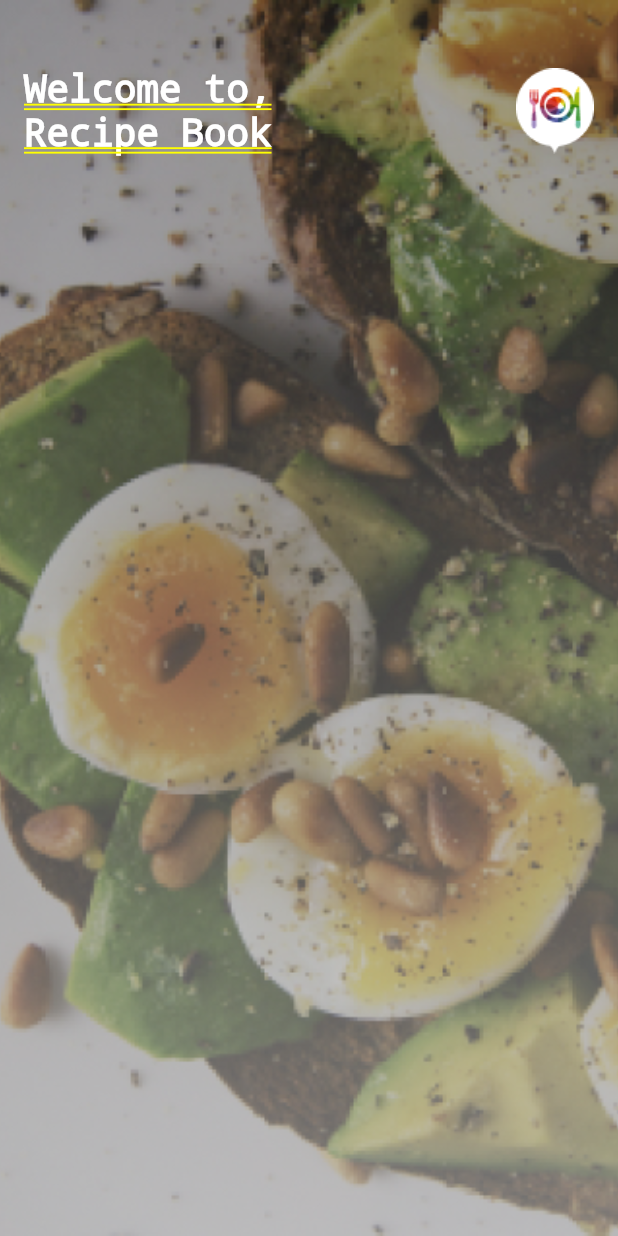
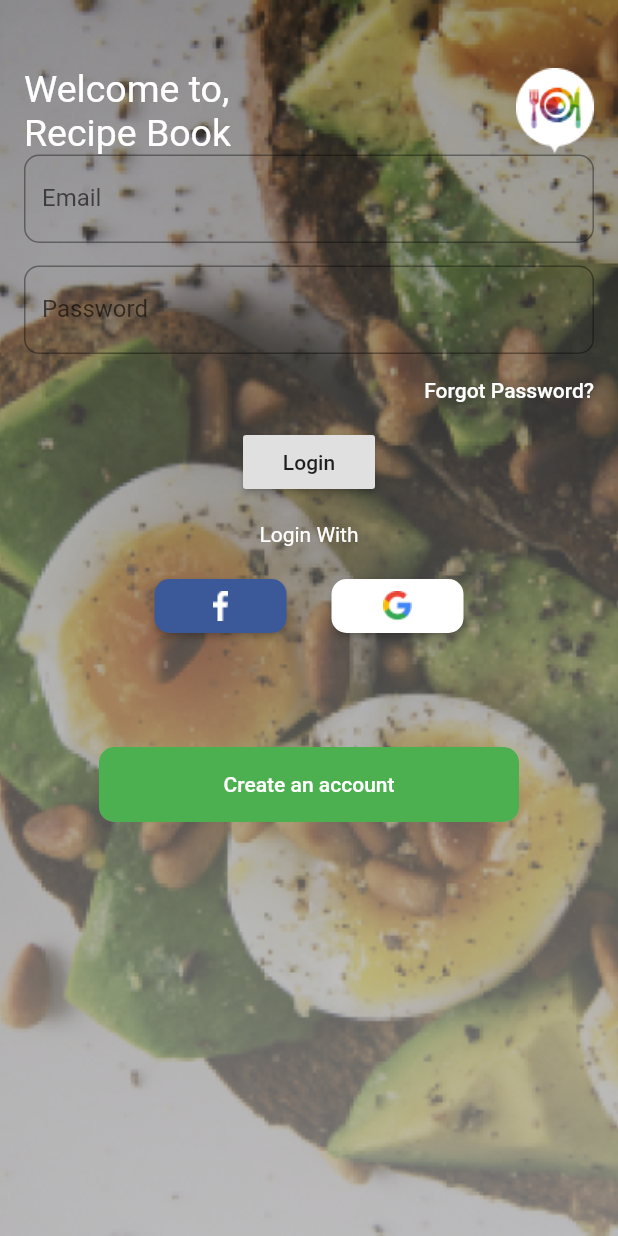
Before and after one commit to Jonyango/04-RecipeBook, a Flutter app: the screen it shows after launch, on a phone screen of 412 x 824 dp. Run offline on Flutter 3.47's test engine with Material 2 defaults, Android fonts, the phone set to English and light mode, and no system bars.

Commit message:
Finished working on the Login in Page

```diff
--- a/lib/main.dart
+++ b/lib/main.dart
@@ -4,39 +4,68 @@ void main() {
   runApp(MyApp());
 }
 
+//The trailing commas are important as they help you format your code
 // Your app should have a material app widget in order for use other components inside it.
 class MyApp extends StatelessWidget {
   @override
   Widget build(BuildContext context) {
     return MaterialApp(
       debugShowCheckedModeBanner: false,
-        home: SafeArea(
+      home: Scaffold(
+        body: SafeArea(
           child: Container(
               decoration: BoxDecoration(
                 image: DecorationImage(
                     image: AssetImage("images/background.png"),
-                  fit: BoxFit.cover)),
+                    fit: BoxFit.cover,),
+              ),
               child: Column(children: <Widget>[
                 Padding(
-          padding: const EdgeInsets.only(left:16.0,right:16.0, top:45.0),
+                  padding:
+          const EdgeInsets.only(left: 16.0, right: 16.0, top: 45.0),
                   child: Row(
                     mainAxisAlignment: MainAxisAlignment.spaceBetween,
                     mainAxisSize: MainAxisSize.min,
                     children: <Widget>[
-              Expanded(child: Text(
+          Expanded(
+            child: Text(
               'Welcome to,\nRecipe Book',
               style: TextStyle(
                   fontSize: 25.0,
                   color: Colors.white,
-                decoration: null
-              ),)),
-              Image(image: AssetImage('images/Logo.png'),)
+
+                  ),
+            ),
+          ),
+          Image(
+            image: AssetImage('images/Logo.png'),
+          ),
                     ],
                   ),
                 ),
-        // LoginForm()
-      ]),
-    )));
+                Center(
+                  child: LoginForm(),
+                ),
+                Padding(
+                  padding:  EdgeInsets.symmetric(vertical:16.0),
+                  child: Text(
+                    'Login With',
+                    style: TextStyle(
+                      color:Colors.white
+                    ),
+                  ),
+                ),
+                _socialButtons(),
+                SizedBox(
+                  height:70,
+                  ),
+                _createAccountButton(),
+
+              ],),
+            ),
+        ),
+      ),
+    );
   }
 }
 
@@ -47,32 +76,166 @@ class LoginForm extends StatefulWidget {
 
 class _State extends State<LoginForm> {
   final _formKey = GlobalKey<FormState>();
+  final focusPassword = FocusNode();
+  TextEditingController email = TextEditingController();
+  TextEditingController password = TextEditingController();
   @override
   Widget build(BuildContext context) {
     return Form(
       key: _formKey,
       child: Column(children: <Widget>[
-        _buildEmailField(),
-        _buildPasswordField(),
+        Padding(
+          padding: EdgeInsets.symmetric(horizontal: 16.0),
+          child: _buildEmailField,
+        ),
+        SizedBox(height: 15.0),
+        Padding(
+          padding: EdgeInsets.symmetric(horizontal: 16.0),
+          child: _buildPasswordField,
+        ),
+        _buildForgetPasswordButton(),
         _buildLoginButton()
       ]),
     );
   }
+
+  Widget get _buildEmailField {
+    String regex =
+        r"[a-z0-9!#$%&'*+/=?^_`{|}~-]+(?:\.[a-z0-9!#$%&'*+/=?^_`{|}~-]+)*@(?:[a-z0-9](?:[a-z0-9-]*[a-z0-9])?\.)+[a-z0-9](?:[a-z0-9-]*[a-z0-9])?";
+    return TextFormField(
+      controller: email,
+      decoration: InputDecoration(
+        labelText: "Email",
+        fillColor: Colors.white,
+        border: OutlineInputBorder(borderRadius: BorderRadius.circular(10.0)),
+      ),
+      textInputAction: TextInputAction.next,
+      onFieldSubmitted: (v) {
+        FocusScope.of(context).requestFocus(focusPassword);
+      },
+      validator: (value) {
+        if (!RegExp(regex).hasMatch(value)) {
+          return "This is not a valid email";
         }
-
-Widget _buildEmailField() {
-  return TextFormField(
-    decoration: InputDecoration(labelText: "Email"),
+        return null;
+      },
     );
   }
 
-Widget _buildPasswordField() {
-  return TextFormField(decoration: InputDecoration(labelText: "Password"));
+  Widget get _buildPasswordField {
+    return TextFormField(
+      controller: password,
+      focusNode: focusPassword,
+      onFieldSubmitted: (v) {
+        _submitForm();
+      },
+      decoration: InputDecoration(
+          labelText: "Password",
+          fillColor: Colors.white,
+          border: OutlineInputBorder(
+            borderRadius: BorderRadius.circular(10.0),
+          )),
+      validator: (value) {
+        if (value.isEmpty) {
+          return 'The password field cannot be empty';
+        }
+        return null;
+      },
+    );
   }
 
   Widget _buildLoginButton() {
     return RaisedButton(
-    onPressed: null,
+      onPressed: () => _submitForm(),
       child: Text('Login'),
     );
   }
+
+  void _submitForm() {
+    print('Submitting form');
+    if (_formKey.currentState.validate()) {
+      print('Form was validated');
+    }
+  }
+
+  Widget _buildForgetPasswordButton() {
+    return Align(
+      alignment: Alignment.centerRight,
+      child: FlatButton(
+        onPressed: () => print('forgot password button was clicked'),
+        child: Text(
+          'Forgot Password?',
+        style:TextStyle(
+          color: Colors.white
+        )
+        ),
+      ),
+    );
+  }
+}
+
+Widget _socialButtons() {
+  return Row(
+    mainAxisSize: MainAxisSize.min,
+    // mainAxisAlignment: MainAxisAlignment.spaceEvenly,
+    children: <Widget>[
+      RaisedButton(
+        onPressed: ()=>print('button is being pressed'),
+        color: Color(0xff3B5999),
+        shape:
+            RoundedRectangleBorder(borderRadius: BorderRadius.circular(10.0)),
+        child: Image(
+          image: AssetImage("images/Facebook icon.png"),
+        ),
+      ),
+      SizedBox(
+        width:30.0
+      ),
+      RaisedButton(
+        onPressed: ()=>print('button is being pressed'),
+        color: Colors.white,
+        shape:
+            RoundedRectangleBorder(borderRadius: BorderRadius.circular(10.0)),
+        child: Image(
+          image: AssetImage("images/Google icon.png"),
+        ),
+      ),
+    ],
+  );
+}
+
+Widget _createAccountButton() {
+  return ClipRRect(
+    borderRadius: BorderRadius.circular(10.0),
+      child: Container(
+      width:280,
+      decoration: BoxDecoration(
+          color: Colors.green,
+          border: Border.all(
+            color: Colors.green,
+          ),
+          borderRadius: BorderRadius.circular(10.0),
+          boxShadow: [
+                    BoxShadow(
+                      color: Colors.grey,
+                      offset: Offset(0.0, 1.0), //(x,y)
+                      blurRadius: 6.0,
+                    ),],
+          ),
+
+      child: FlatButton(
+        onPressed: ()=>print('button is being pressed'),
+        color: Colors.green,
+        child: Text('Create an account',
+        style:TextStyle(
+          color:Colors.white
+        )
+        ),
+      ),
+    ),
+  );
+}
+
+
+//one interesting thing that I learnt while working with Raised button is:
+// The background color of the button won't change if the onPressed function is null
```
Also changed, not shown: images/Facebook icon.png (added), images/Google icon.png (added). Lines whose indentation alone changed are shown as unchanged.
